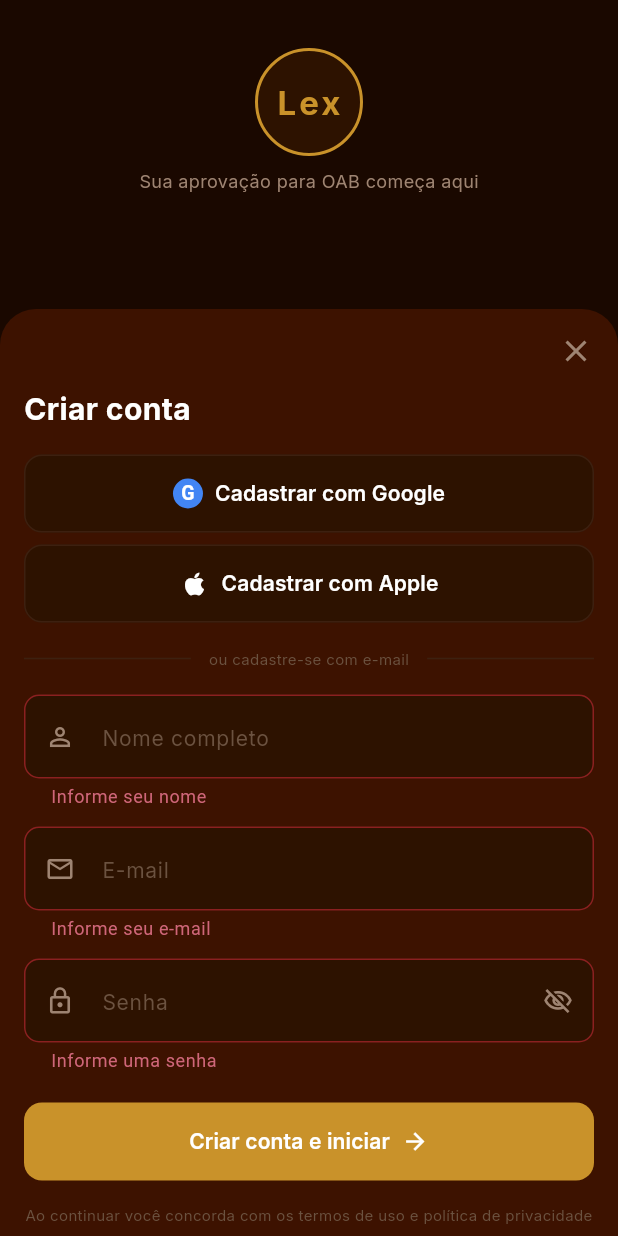
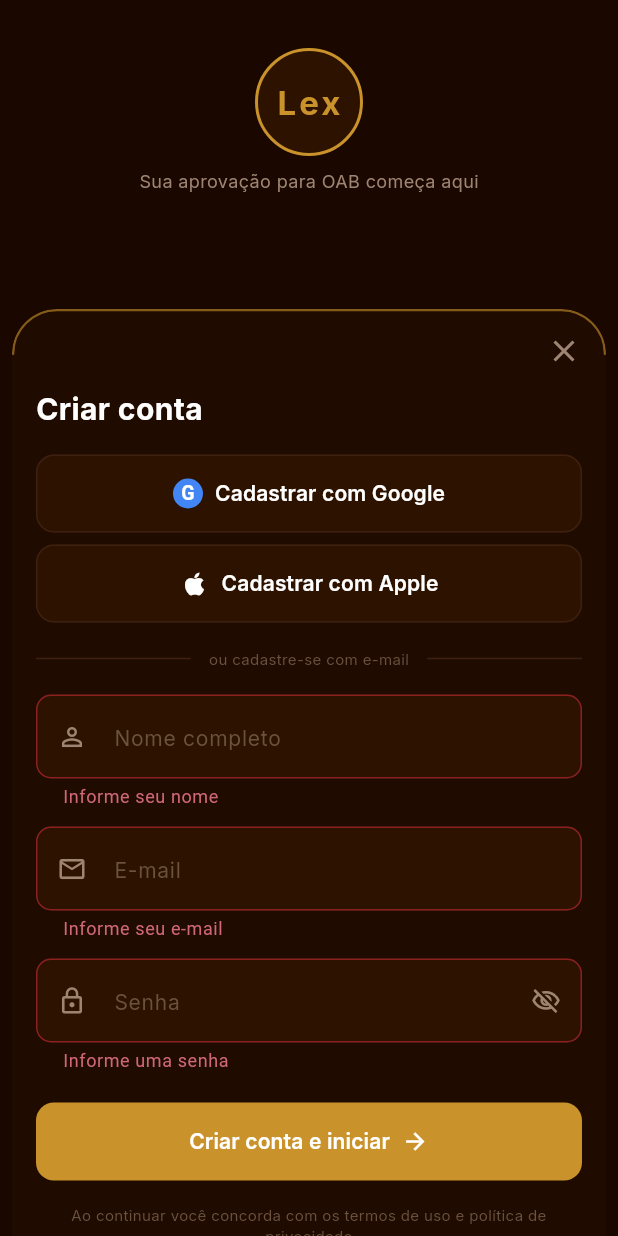
Before and after one commit to Xavierhenrik/ato, a Flutter app: the CadastroScreen screen opened by its route, after a tap on "Criar conta e iniciar", on a phone screen of 412 x 824 dp. Run offline on Flutter 3.47's test engine with Material 3 defaults, Android fonts, the phone set to English and light mode, and no system bars; our stand-ins replace dio, flutter_markdown, flutter_riverpod, go_router, google_fonts, isar and 5 more; missing offline and left inert: purchases_flutter; accounts and stored records are empty; generated files the repository leaves out were written again; network calls fail.

Commit message:
refactor(auth): normaliza sheet do cadastro para o padrao de vidro
Substitui a superficie solida backgroundSheet + AppRadius.sheet pelo
LcfGlassSheet (vidro 30% + blur 18 + fio dourado no topo) com respiro
lateral de 8px, alinhando ao padrao fixado para todo bottom sheet do app.

```diff
--- a/front/lcf_app/lib/features/auth/presentation/screens/cadastro_screen.dart
+++ b/front/lcf_app/lib/features/auth/presentation/screens/cadastro_screen.dart
@@ -5,6 +5,7 @@ import '../../../../core/theme/app_colors.dart';
 import '../../../../core/theme/app_text_styles.dart';
 import '../../../../core/theme/app_theme.dart';
 import '../../../../shared/widgets/lcf_button.dart';
+import '../../../../shared/widgets/lcf_glass_sheet.dart';
 import '../../../../shared/widgets/lcf_text_field.dart';
 import '../../../../shared/widgets/social_auth_icons.dart';
 import '../../providers/auth_provider.dart';
@@ -104,7 +105,8 @@ class _CadastroScreenState extends ConsumerState<CadastroScreen> {
                     height: 72,
                     decoration: BoxDecoration(
                       shape: BoxShape.circle,
-                      border: Border.all(color: AppColors.borderAccent, width: 2),
+                      border:
+                          Border.all(color: AppColors.borderAccent, width: 2),
                       color: AppColors.backgroundCard,
                     ),
                     alignment: Alignment.center,
@@ -126,11 +128,9 @@ class _CadastroScreenState extends ConsumerState<CadastroScreen> {
             minChildSize: 0.65,
             maxChildSize: 0.95,
             builder: (context, scrollCtrl) {
-              return Container(
-                decoration: const BoxDecoration(
-                  color: AppColors.backgroundSheet,
-                  borderRadius: AppRadius.sheet,
-                ),
+              return Padding(
+                padding: const EdgeInsets.symmetric(horizontal: AppSpacing.sm),
+                child: LcfGlassSheet(
                   child: ListView(
                     controller: scrollCtrl,
                     padding: const EdgeInsets.fromLTRB(
@@ -145,7 +145,9 @@ class _CadastroScreenState extends ConsumerState<CadastroScreen> {
                         children: [
                           const Spacer(),
                           GestureDetector(
-                          onTap: _anyLoading ? null : () => Navigator.of(context).maybePop(),
+                            onTap: _anyLoading
+                                ? null
+                                : () => Navigator.of(context).maybePop(),
                             child: const Icon(
                               Icons.close,
                               color: AppColors.textSecondary,
@@ -181,7 +183,8 @@ class _CadastroScreenState extends ConsumerState<CadastroScreen> {
                       // Divider
                       Row(
                         children: [
-                        const Expanded(child: Divider(color: AppColors.border)),
+                          const Expanded(
+                              child: Divider(color: AppColors.border)),
                           Padding(
                             padding: const EdgeInsets.symmetric(
                               horizontal: AppSpacing.md,
@@ -191,7 +194,8 @@ class _CadastroScreenState extends ConsumerState<CadastroScreen> {
                               style: AppTextStyles.labelSmall,
                             ),
                           ),
-                        const Expanded(child: Divider(color: AppColors.border)),
+                          const Expanded(
+                              child: Divider(color: AppColors.border)),
                         ],
                       ),
                       const SizedBox(height: AppSpacing.lg),
@@ -226,7 +230,9 @@ class _CadastroScreenState extends ConsumerState<CadastroScreen> {
                               textInputAction: TextInputAction.next,
                               enabled: !_anyLoading,
                               validator: (v) {
-                              if (v == null || v.isEmpty) return 'Informe seu e-mail';
+                                if (v == null || v.isEmpty) {
+                                  return 'Informe seu e-mail';
+                                }
                                 if (!RegExp(r'\S+@\S+\.\S+').hasMatch(v)) {
                                   return 'E-mail inválido';
                                 }
@@ -245,7 +251,9 @@ class _CadastroScreenState extends ConsumerState<CadastroScreen> {
                               enabled: !_anyLoading,
                               onSubmitted: (_) => _onCriarConta(),
                               validator: (v) {
-                              if (v == null || v.isEmpty) return 'Informe uma senha';
+                                if (v == null || v.isEmpty) {
+                                  return 'Informe uma senha';
+                                }
                                 if (v.length < 8) return 'Mínimo 8 caracteres';
                                 return null;
                               },
@@ -275,6 +283,7 @@ class _CadastroScreenState extends ConsumerState<CadastroScreen> {
                       ),
                     ],
                   ),
+                ),
               );
             },
           ),
```
Lines whose indentation alone changed are shown as unchanged.
